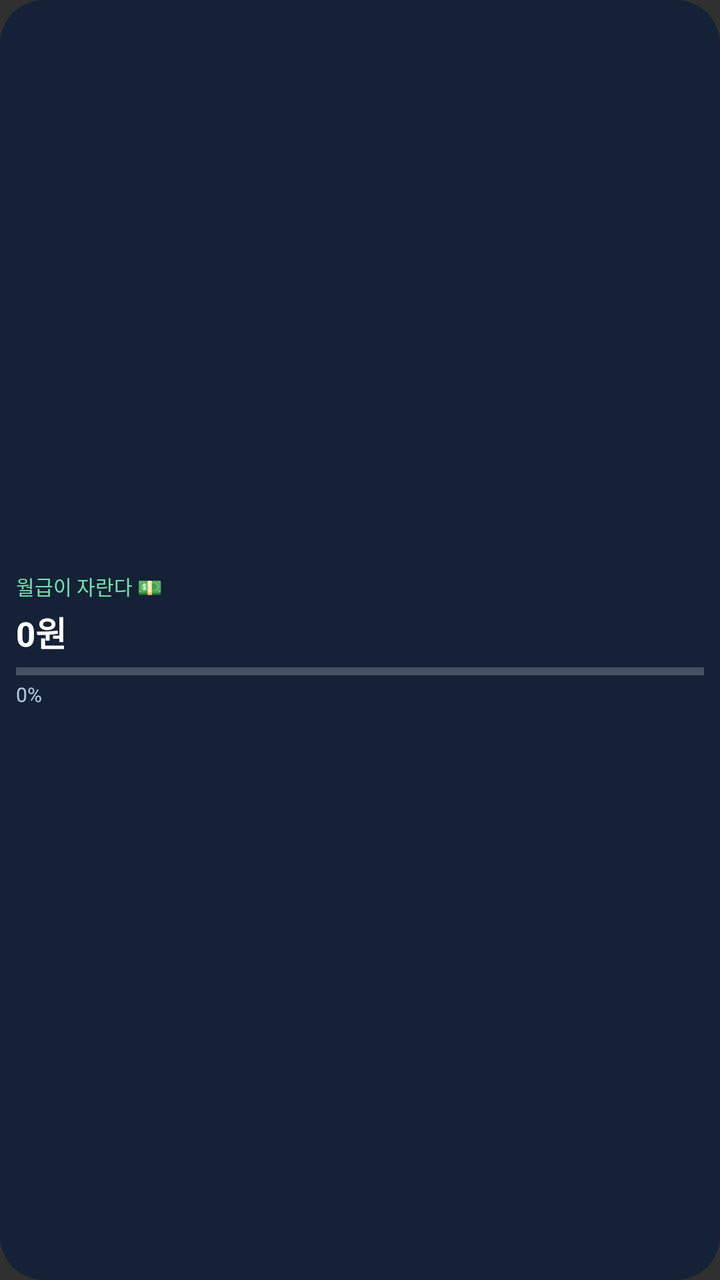
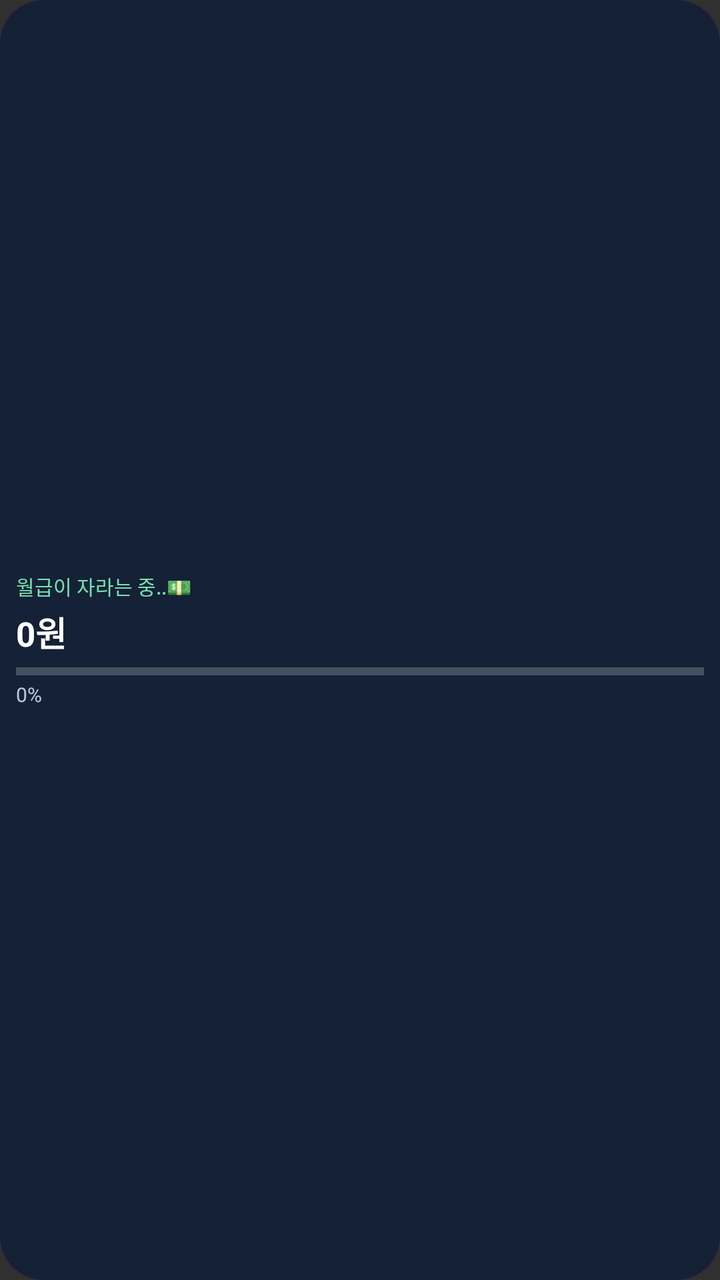

Two renders of the same Android screen: before a commit and after it. Below are the layout's source before the change and the commit's diff.
<!-- AndroidManifest.xml: application theme android:Theme.Material.NoActionBar -->
<!-- res/layout/salary_widget_mini.xml -->
<LinearLayout android:id="@+id/widget_root" xmlns:android="http://schemas.android.com/apk/res/android" android:layout_width="match_parent" android:layout_height="match_parent" android:orientation="vertical" android:gravity="center_vertical" android:padding="8dp" android:background="@drawable/widget_bg"><TextView android:id="@+id/title" android:layout_width="match_parent" android:layout_height="wrap_content" android:text="월급이 자란다 💵" android:textColor="#78E0AE" android:textSize="10sp" android:singleLine="true" android:ellipsize="end"/><TextView android:id="@+id/amount" android:layout_width="match_parent" android:layout_height="wrap_content" android:layout_marginTop="3dp" android:text="0원" android:textColor="#FFFFFF" android:textSize="17sp" android:textStyle="bold" android:singleLine="true" android:autoSizeTextType="uniform" android:autoSizeMinTextSize="9sp" android:autoSizeMaxTextSize="17sp"/><ProgressBar android:id="@+id/progress" style="?android:attr/progressBarStyleHorizontal" android:layout_width="match_parent" android:layout_height="5dp" android:layout_marginTop="5dp" android:max="10000" android:progressTint="#78E0AE"/><TextView android:id="@+id/progress_text" android:layout_width="match_parent" android:layout_height="wrap_content" android:layout_marginTop="2dp" android:text="0%" android:textColor="#B8CADF" android:textSize="10sp"/></LinearLayout>
<!-- resources referenced by this layout -->
<resources>
  <!-- drawable widget_bg (drawable) -->
  <shape xmlns:android="http://schemas.android.com/apk/res/android" android:shape="rectangle">
      <solid android:color="#142136"/>
      <corners android:radius="22dp"/>
  </shape>
</resources>

<!-- the commit's change to res/layout/salary_widget_mini.xml (unified diff, before → after) -->
@@ -1 +1 @@
-<LinearLayout android:id="@+id/widget_root" xmlns:android="http://schemas.android.com/apk/res/android" android:layout_width="match_parent" android:layout_height="match_parent" android:orientation="vertical" android:gravity="center_vertical" android:padding="8dp" android:background="@drawable/widget_bg"><TextView android:id="@+id/title" android:layout_width="match_parent" android:layout_height="wrap_content" android:text="월급이 자란다 💵" android:textColor="#78E0AE" android:textSize="10sp" android:singleLine="true" android:ellipsize="end"/><TextView android:id="@+id/amount" android:layout_width="match_parent" android:layout_height="wrap_content" android:layout_marginTop="3dp" android:text="0원" android:textColor="#FFFFFF" android:textSize="17sp" android:textStyle="bold" android:singleLine="true" android:autoSizeTextType="uniform" android:autoSizeMinTextSize="9sp" android:autoSizeMaxTextSize="17sp"/><ProgressBar android:id="@+id/progress" style="?android:attr/progressBarStyleHorizontal" android:layout_width="match_parent" android:layout_height="5dp" android:layout_marginTop="5dp" android:max="10000" android:progressTint="#78E0AE"/><TextView android:id="@+id/progress_text" android:layout_width="match_parent" android:layout_height="wrap_content" android:layout_marginTop="2dp" android:text="0%" android:textColor="#B8CADF" android:textSize="10sp"/></LinearLayout>
+<LinearLayout android:id="@+id/widget_root" xmlns:android="http://schemas.android.com/apk/res/android" android:layout_width="match_parent" android:layout_height="match_parent" android:orientation="vertical" android:gravity="center_vertical" android:padding="8dp" android:background="@drawable/widget_bg"><TextView android:id="@+id/title" android:layout_width="match_parent" android:layout_height="wrap_content" android:text="월급이 자라는 중..💵" android:textColor="#78E0AE" android:textSize="10sp" android:singleLine="true" android:ellipsize="end"/><TextView android:id="@+id/amount" android:layout_width="match_parent" android:layout_height="wrap_content" android:layout_marginTop="3dp" android:text="0원" android:textColor="#FFFFFF" android:textSize="17sp" android:textStyle="bold" android:singleLine="true" android:autoSizeTextType="uniform" android:autoSizeMinTextSize="9sp" android:autoSizeMaxTextSize="17sp"/><ProgressBar android:id="@+id/progress" style="?android:attr/progressBarStyleHorizontal" android:layout_width="match_parent" android:layout_height="5dp" android:layout_marginTop="5dp" android:max="10000" android:progressTint="#78E0AE"/><TextView android:id="@+id/progress_text" android:layout_width="match_parent" android:layout_height="wrap_content" android:layout_marginTop="2dp" android:text="0%" android:textColor="#B8CADF" android:textSize="10sp"/></LinearLayout>
